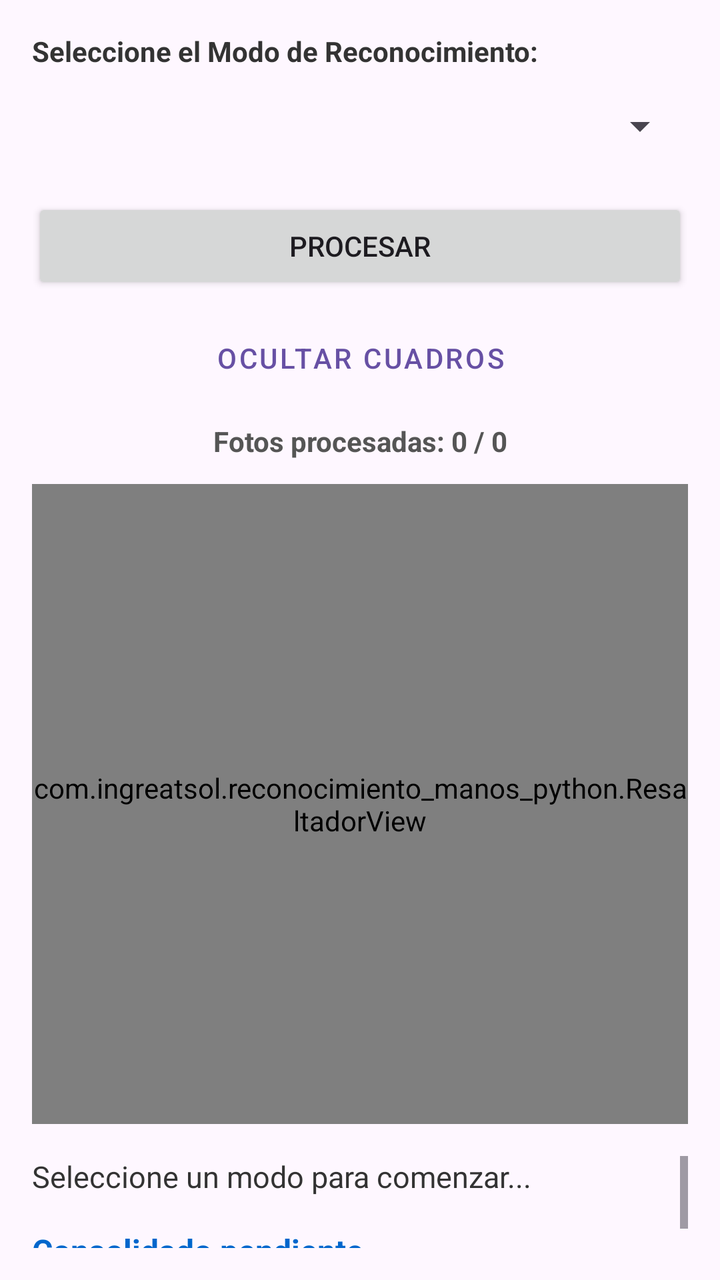
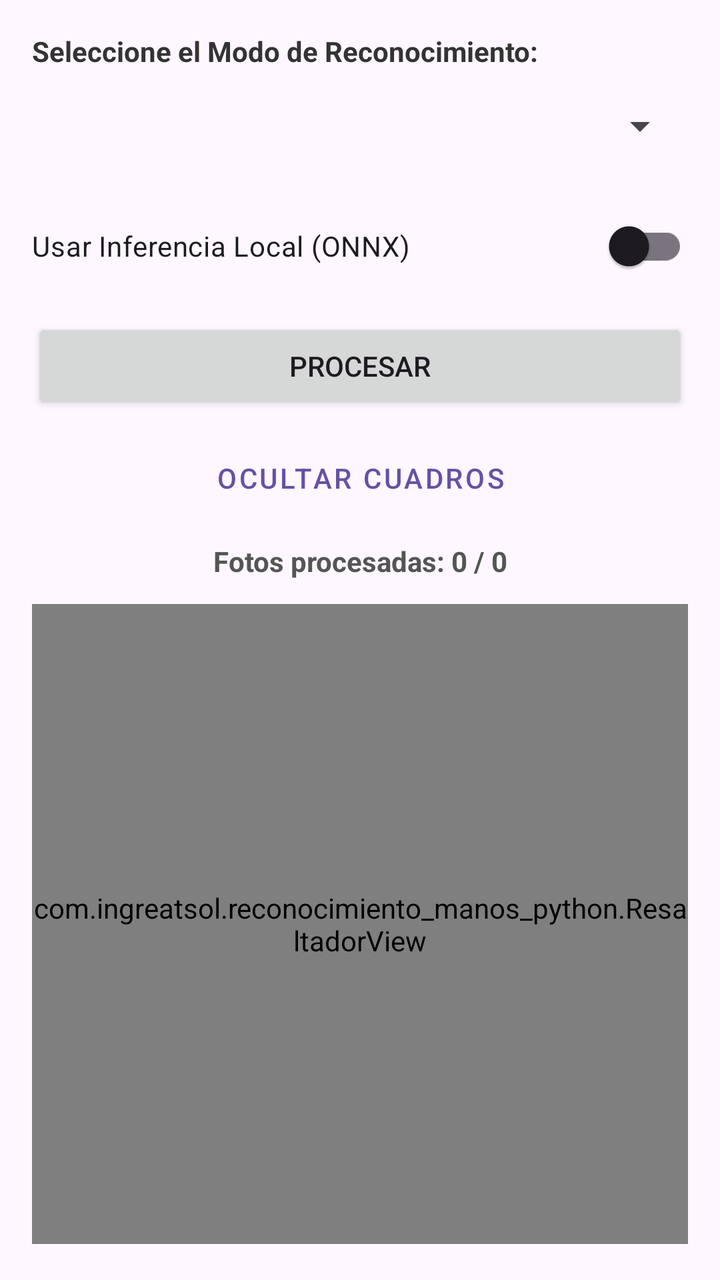

The first picture is an Android layout as it rendered before a commit; the second is the same layout after the commit. The layout source and the unified diff follow.
<!-- AndroidManifest.xml: application theme Theme.Reconocimiento_MAnos_PYTHON -->
<!-- res/layout/activity_main.xml -->
<?xml version="1.0" encoding="utf-8"?>
<LinearLayout xmlns:android="http://schemas.android.com/apk/res/android"
    xmlns:tools="http://schemas.android.com/tools"
    android:layout_width="match_parent"
    android:layout_height="match_parent"
    android:orientation="vertical"
    android:padding="16dp"
    android:gravity="center_horizontal">

    <TextView
        android:layout_width="match_parent"
        android:layout_height="wrap_content"
        android:text="Seleccione el Modo de Reconocimiento:"
        android:textSize="14sp"
        android:textStyle="bold"
        android:textColor="#333333"
        android:layout_marginBottom="4dp" />

    <Spinner
        android:id="@+id/spinnerModos"
        android:layout_width="match_parent"
        android:layout_height="wrap_content"
        android:minHeight="48dp"
        android:layout_marginBottom="12dp" />

    <Button
        android:id="@+id/btnAccionPrincipal"
        android:layout_width="match_parent"
        android:layout_height="wrap_content"
        android:text="Procesar"
        android:layout_marginBottom="8dp" />

    <Button
        android:id="@+id/btnAlternarModo"
        android:layout_width="match_parent"
        android:layout_height="wrap_content"
        android:text="Ocultar Cuadros"
        style="@style/Widget.MaterialComponents.Button.TextButton"
        android:layout_marginBottom="8dp" />

    <Button
        android:id="@+id/btnLimpiarEscaneo"
        style="@style/Widget.MaterialComponents.Button.OutlinedButton"
        android:layout_width="match_parent"
        android:layout_height="wrap_content"
        android:text="Limpiar Escaneo"
        android:textColor="#FF3333"
        android:layout_marginBottom="8dp"
        android:visibility="gone"
        tools:visibility="visible" />

    <TextView
        android:id="@+id/txtContadorFotos"
        android:layout_width="match_parent"
        android:layout_height="wrap_content"
        android:text="Fotos procesadas: 0 / 0"
        android:textSize="14sp"
        android:textStyle="bold"
        android:textColor="#555555"
        android:layout_marginBottom="12dp"
        android:gravity="center" />

    <FrameLayout
        android:layout_width="match_parent"
        android:layout_height="320dp"
        android:background="#F0F0F0"
        android:layout_marginBottom="16dp">

        <ImageView
            android:id="@+id/ivPreview"
            android:layout_width="match_parent"
            android:layout_height="match_parent"
            android:scaleType="fitCenter"
            android:contentDescription="Previsualización" />

        <androidx.camera.view.PreviewView
            android:id="@+id/previewViewCameraX"
            android:layout_width="match_parent"
            android:layout_height="match_parent"
            android:visibility="gone" />

        <com.ingreatsol.reconocimiento_manos_python.ResaltadorView
            android:id="@+id/resaltadorView"
            android:layout_width="match_parent"
            android:layout_height="match_parent" />

        <Button
            android:id="@+id/btnAnteriorFoto"
            android:layout_width="48dp"
            android:layout_height="64dp"
            android:layout_gravity="left|center_vertical"
            android:text="&lt;"
            android:textSize="18sp"
            android:textStyle="bold"
            android:textColor="#FFFFFF"
            android:backgroundTint="#80000000"
            android:padding="0dp"
            android:visibility="gone" />

        <Button
            android:id="@+id/btnSiguienteFoto"
            android:layout_width="48dp"
            android:layout_height="64dp"
            android:layout_gravity="right|center_vertical"
            android:text="&gt;"
            android:textSize="18sp"
            android:textStyle="bold"
            android:textColor="#FFFFFF"
            android:backgroundTint="#80000000"
            android:padding="0dp"
            android:visibility="gone" />
    </FrameLayout>

    <ScrollView
        android:layout_width="match_parent"
        android:layout_height="0dp"
        android:layout_weight="1">

        <LinearLayout
            android:layout_width="match_parent"
            android:layout_height="wrap_content"
            android:orientation="vertical">

            <TextView
                android:id="@+id/tvResultados"
                android:layout_width="match_parent"
                android:layout_height="wrap_content"
                android:text="Seleccione un modo para comenzar..."
                android:textSize="15sp"
                android:textColor="#333333"
                android:layout_marginBottom="16dp" />

            <TextView
                android:id="@+id/txtResultadoSuma"
                android:layout_width="match_parent"
                android:layout_height="wrap_content"
                android:text="Consolidado pendiente..."
                android:textSize="16sp"
                android:textStyle="bold"
                android:textColor="#0066CC" />
        </LinearLayout>
    </ScrollView>

</LinearLayout>
<!-- resources referenced by this layout -->
<resources>
  <style name="Theme.Reconocimiento_MAnos_PYTHON" parent="Base.Theme.Reconocimiento_MAnos_PYTHON" />
  <style name="Base.Theme.Reconocimiento_MAnos_PYTHON" parent="Theme.Material3.DayNight.NoActionBar">
          
          
      </style>
</resources>

<!-- the commit's change to res/layout/activity_main.xml (unified diff, before → after) -->
@@ -21,6 +21,13 @@
         android:layout_width="match_parent"
         android:layout_height="wrap_content"
         android:minHeight="48dp"
+        android:layout_marginBottom="12dp" />
+
+    <com.google.android.material.switchmaterial.SwitchMaterial
+        android:id="@+id/switchLocal"
+        android:layout_width="match_parent"
+        android:layout_height="wrap_content"
+        android:text="Usar Inferencia Local (ONNX)"
         android:layout_marginBottom="12dp" />
 
     <Button
